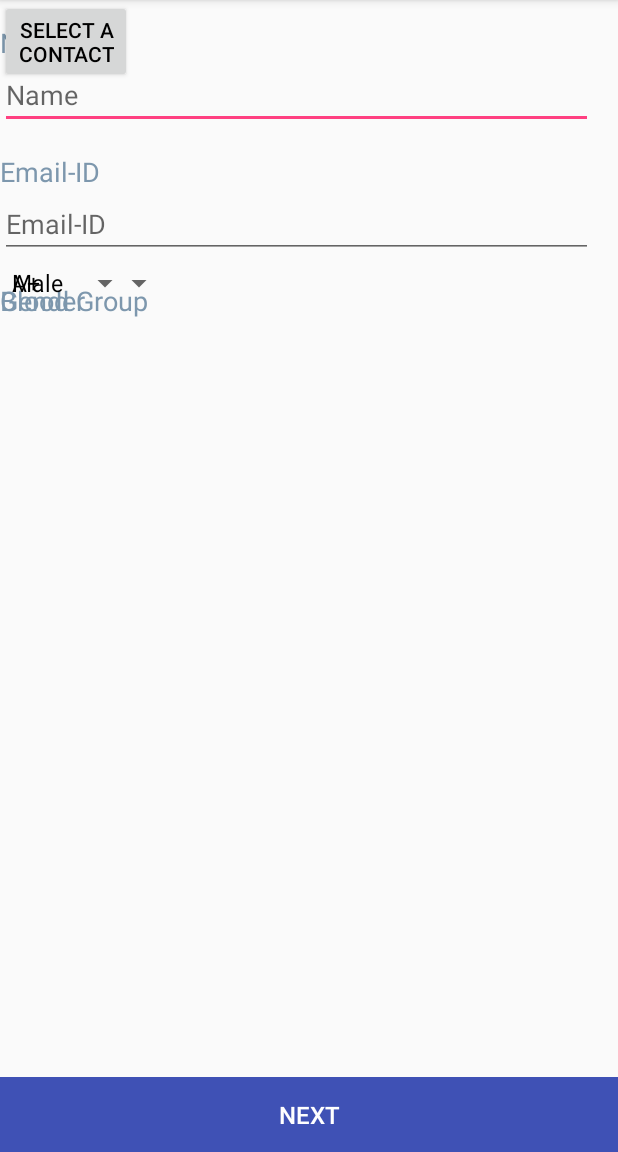
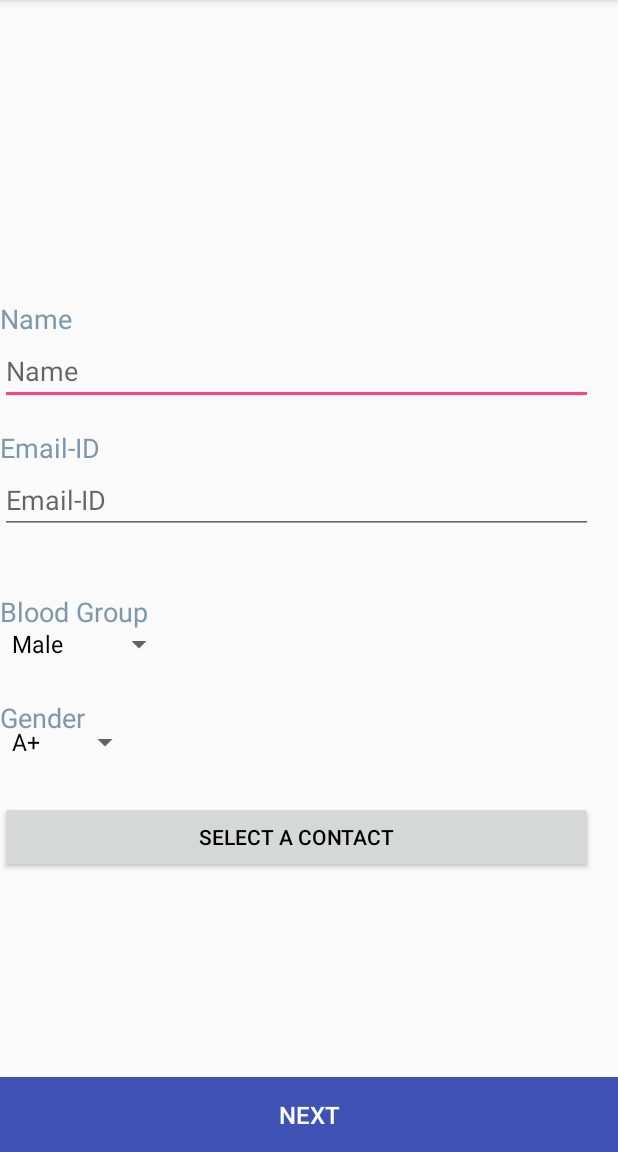
Before and after one commit to AyushKshitij45/TheHealthApp2, an Android app: the SignUpActivity screen opened directly, with no data from a screen before it, after a tap on "SELECT A CONTACT", on a phone screen of 412 x 824 dp, the part 84-1236 px from its top. Run offline under Robolectric (Android 15) with nearby library versions, the phone set to English and light mode, and no system bars.

Commit message:
new changes

```diff
--- a/app/build.gradle
+++ b/app/build.gradle
@@ -38,4 +38,5 @@ dependencies {
     compile 'com.facebook.android:account-kit-sdk:4.+'
     compile 'com.google.android.gms:play-services-location:11.0.1'
     testCompile 'junit:junit:4.12'
+
 }
--- a/app/src/main/java/com/example/admin/thehealthapp/EmergencyActActivity.java
+++ b/app/src/main/java/com/example/admin/thehealthapp/EmergencyActActivity.java
@@ -27,11 +27,10 @@ import java.util.ArrayList;
 
 public class EmergencyActActivity extends AppCompatActivity implements LocationListener {
 
-    final String TAG = "GPS";
     private final static int ALL_PERMISSIONS_RESULT = 101;
     private static final long MIN_DISTANCE_CHANGE_FOR_UPDATES = 10;
     private static final long MIN_TIME_BW_UPDATES = 1000 * 60 * 1;
-
+    final String TAG = "GPS";
     LocationManager locationManager;
     Location loc;
     ArrayList<String> permissions = new ArrayList<>();
@@ -45,6 +44,30 @@ public class EmergencyActActivity extends AppCompatActivity implements LocationL
     protected void onCreate(Bundle savedInstanceState) {
         super.onCreate(savedInstanceState);
         setContentView(R.layout.activity_emergengyact);
+
+
+        FrameLayout stranger = (FrameLayout) (findViewById(R.id.stranger));
+        stranger.setOnClickListener(new View.OnClickListener() {
+            @Override
+            public void onClick(View view) {
+
+                Intent intent = new Intent(EmergencyActActivity.this, EmargencyResponseActivity.class);
+                startActivity(intent);
+            }
+        });
+
+        FrameLayout self = (FrameLayout) (findViewById(R.id.self));
+
+        self.setOnClickListener(new View.OnClickListener() {
+            @Override
+            public void onClick(View view) {
+
+                sendSMSMessage();
+
+
+            }
+        });
+
 
         locationManager = (LocationManager) getSystemService(Service.LOCATION_SERVICE);
         isGPS = locationManager.isProviderEnabled(LocationManager.GPS_PROVIDER);
@@ -74,26 +97,6 @@ public class EmergencyActActivity extends AppCompatActivity implements LocationL
             getLocation();
         }
 
-        stranger.setOnClickListener(new View.OnClickListener() {
-            @Override
-            public void onClick(View view) {
-
-                Intent intent = new Intent(EmergencyActActivity.this, EmargencyResponseActivity.class);
-                startActivity(intent);
-            }
-        });
-
-        FrameLayout self = (FrameLayout) (findViewById(R.id.self));
-
-        self.setOnClickListener(new View.OnClickListener() {
-            @Override
-            public void onClick(View view) {
-
-                sendSMSMessage();
-
-
-            }
-        });
 
     }
 
@@ -278,7 +281,7 @@ public class EmergencyActActivity extends AppCompatActivity implements LocationL
     }
 
 
-    FrameLayout stranger = (FrameLayout) (findViewById(R.id.stranger));
+
 
 
 
@@ -288,7 +291,7 @@ public class EmergencyActActivity extends AppCompatActivity implements LocationL
         Intent intent= new Intent(EmergencyActActivity.this,EmargencyResponseActivity.class);
 
 
-        String phone = "9807289769";
+        String phone = getIntent().getStringExtra("number");
         Uri uri=Uri.parse("Hey, I am in trouble at http://maps.google.com/?q="+Double.toString(loc.getLatitude())+","+Double.toString(loc.getLongitude()));
         SmsManager smsManager = SmsManager.getDefault();
         smsManager.sendTextMessage(phone, null, uri.toString(), null, null);
--- a/app/src/main/java/com/example/admin/thehealthapp/Main2Activity.java
+++ b/app/src/main/java/com/example/admin/thehealthapp/Main2Activity.java
@@ -30,6 +30,7 @@ import android.widget.TextView;
 
 public class Main2Activity extends AppCompatActivity implements NavigationView.OnNavigationItemSelectedListener {
     private static final int SELECT_PHOTO = 100;
+    long last_click = 0;
 
     @Override
     protected void onCreate(Bundle savedInstanceState) {
@@ -93,6 +94,7 @@ public class Main2Activity extends AppCompatActivity implements NavigationView.O
                 accountIntent.putExtra("email",getIntent().getStringExtra("email"));
                 accountIntent.putExtra("blood",getIntent().getStringExtra("blood"));
                 accountIntent.putExtra("sex",getIntent().getStringExtra("sex"));
+                accountIntent.putExtra("number", getIntent().getStringExtra("number"));
                 startActivity(accountIntent);
             }
         });
@@ -215,8 +217,6 @@ public class Main2Activity extends AppCompatActivity implements NavigationView.O
 
     }
 
-    long last_click = 0;
-
     @Override
     public boolean dispatchKeyEvent(KeyEvent event) {
         if (event.getKeyCode() == KeyEvent.KEYCODE_POWER) {
--- a/app/src/main/java/com/example/admin/thehealthapp/SignUpActivity.java
+++ b/app/src/main/java/com/example/admin/thehealthapp/SignUpActivity.java
@@ -1,10 +1,13 @@
 package com.example.admin.thehealthapp;
 
+import android.Manifest;
 import android.content.Intent;
+import android.content.pm.PackageManager;
 import android.database.Cursor;
 import android.net.Uri;
 import android.os.Bundle;
 import android.provider.ContactsContract;
+import android.support.v4.app.ActivityCompat;
 import android.support.v7.app.AppCompatActivity;
 import android.util.Log;
 import android.view.View;
@@ -15,15 +18,14 @@ import android.widget.Spinner;
 
 public class SignUpActivity extends AppCompatActivity {
 
+    private static final String TAG = SignUpActivity.class.getSimpleName();
+    private static final int REQUEST_CODE_PICK_CONTACTS = 4;
+    public String contactID;     // contacts unique ID
     EditText username;
     EditText email;
 Spinner dropdown;
     Spinner sex;
-    private static final String TAG = SignUpActivity.class.getSimpleName();
-    private static final int REQUEST_CODE_PICK_CONTACTS = 4;
     private Uri uriContact;
-    public String contactID;     // contacts unique ID
-
 
     @Override
     protected void onCreate(Bundle savedInstanceState) {
@@ -58,7 +60,11 @@ Spinner dropdown;
 
 
         public void onClickSelectContact(View btnSelectContact) {
-
+            if (ActivityCompat.checkSelfPermission(SignUpActivity.this,
+                    Manifest.permission.READ_CONTACTS) != PackageManager.PERMISSION_GRANTED) {
+                ActivityCompat.requestPermissions(SignUpActivity.this, new String[]{Manifest.permission.READ_CONTACTS}, 1);
+                return;
+            }
             // using native contacts selection
             // Intent.ACTION_PICK = Pick an item from the data, returning what was selected.
             startActivityForResult(new Intent(Intent.ACTION_PICK, ContactsContract.Contacts.CONTENT_URI), REQUEST_CODE_PICK_CONTACTS);
@@ -148,7 +154,7 @@ Spinner dropdown;
                     intent.putExtra("email", email.getText().toString());
                     intent.putExtra("blood", dropdown.getSelectedItem().toString());
                     intent.putExtra("sex", sex.getSelectedItem().toString());
-
+                    intent.putExtra("number", contactID);
 
                     startActivity(intent);
                 }
--- a/app/src/main/res/layout/activity_sign_up.xml
+++ b/app/src/main/res/layout/activity_sign_up.xml
@@ -10,8 +10,8 @@
         android:id="@+id/nameHead"
         android:layout_width="395dp"
         android:layout_height="wrap_content"
+        android:paddingTop="16dp"
         android:text="Name"
-        android:paddingTop="16dp"
         android:textColor="@color/accountLabel"
         android:textSize="18dp"
         app:layout_constraintBottom_toTopOf="@+id/username"
@@ -21,9 +21,9 @@
         android:id="@+id/username"
         android:layout_width="395dp"
         android:layout_height="wrap_content"
-        tools:layout_editor_absoluteX="8dp"
         android:hint="Name"
-        app:layout_constraintBottom_toTopOf="@+id/mailHead"/>
+        app:layout_constraintBottom_toTopOf="@+id/mailHead"
+        tools:layout_editor_absoluteX="8dp" />
 
     <Button
         android:id="@+id/next"
@@ -36,16 +36,16 @@
         android:textColor="@android:color/white"
         android:textSize="16sp"
         app:layout_constraintBottom_toBottomOf="parent"
+        app:layout_constraintHorizontal_bias="0.0"
         app:layout_constraintLeft_toLeftOf="parent"
-        app:layout_constraintRight_toRightOf="parent"
-        app:layout_constraintHorizontal_bias="0.0" />
+        app:layout_constraintRight_toRightOf="parent" />
 
     <TextView
         android:id="@+id/mailHead"
         android:layout_width="395dp"
         android:layout_height="wrap_content"
+        android:paddingTop="16dp"
         android:text="Email-ID"
-        android:paddingTop="16dp"
         android:textColor="@color/accountLabel"
         android:textSize="18dp"
         app:layout_constraintBottom_toTopOf="@+id/email"
@@ -55,29 +55,32 @@
         android:id="@+id/email"
         android:layout_width="395dp"
         android:layout_height="wrap_content"
+        android:layout_marginBottom="23dp"
+        android:ems="10"
         android:hint="Email-ID"
-        android:ems="10"
         android:inputType="textEmailAddress"
-        tools:layout_editor_absoluteX="8dp"
-        app:layout_constraintBottom_toTopOf="@+id/bloodHead" />
+        app:layout_constraintBottom_toTopOf="@+id/bloodHead"
+        tools:layout_editor_absoluteX="8dp" />
 
     <TextView
         android:id="@+id/bloodHead"
         android:layout_width="0dp"
         android:layout_height="wrap_content"
+        android:layout_marginBottom="33dp"
+        android:paddingTop="16dp"
         android:text="Blood Group"
-        android:paddingTop="16dp"
         android:textColor="@color/accountLabel"
         android:textSize="18dp"
-        tools:layout_editor_absoluteX="12dp"
-        app:layout_constraintBottom_toBottomOf="@+id/email"/>
+        app:layout_constraintBottom_toBottomOf="@+id/spinner2"
+        tools:layout_editor_absoluteX="16dp" />
     <Spinner
         android:id="@+id/spinner1"
         android:layout_width="0dp"
         android:layout_height="wrap_content"
+        android:layout_marginBottom="63dp"
         android:spinnerMode="dropdown"
-        app:layout_constraintBottom_toBottomOf="@+id/bloodHead"
-        tools:layout_editor_absoluteX="12dp" />
+        app:layout_constraintBottom_toBottomOf="@+id/button"
+        tools:layout_editor_absoluteX="16dp" />
 
 
 
@@ -85,28 +88,30 @@
         android:id="@+id/textView"
         android:layout_width="0dp"
         android:layout_height="wrap_content"
+        android:layout_marginBottom="28dp"
+        android:paddingTop="16dp"
         android:text="Gender"
-        android:paddingTop="16dp"
         android:textColor="@color/accountLabel"
         android:textSize="18dp"
-        tools:layout_editor_absoluteX="12dp"
-        app:layout_constraintBottom_toBottomOf="@+id/spinner1"/>
+        app:layout_constraintBottom_toBottomOf="@+id/spinner1"
+        tools:layout_editor_absoluteX="16dp" />
     <Spinner
         android:id="@+id/spinner2"
         android:layout_width="0dp"
         android:layout_height="wrap_content"
+        android:layout_marginBottom="37dp"
         android:spinnerMode="dropdown"
         app:layout_constraintBottom_toBottomOf="@+id/textView"
-        tools:layout_editor_absoluteX="12dp"
-        />
+        tools:layout_editor_absoluteX="16dp" />
 
     <Button
         android:id="@+id/button"
-        android:layout_width="88dp"
+        android:layout_width="395dp"
         android:layout_height="wrap_content"
+        android:layout_marginBottom="186dp"
+        android:onClick="onClickSelectContact"
         android:text="Select a Contact"
-        android:onClick="onClickSelectContact"
-        tools:layout_editor_absoluteY="0dp"
+        app:layout_constraintBottom_toBottomOf="@+id/next"
         tools:layout_editor_absoluteX="8dp" />
 
 
--- a/app/src/main/res/values/strings.xml
+++ b/app/src/main/res/values/strings.xml
@@ -21,5 +21,12 @@
     <string name="turn_on_GPS">Turn on GPS</string>
     <string name="permission_denied">GPS permission denied</string>
 
+    <string name="no_location_detected">
+        No location detected. Make sure location is enabled on the device.
+    </string>
 
+    <string name="permission_rationale">Location permission is needed for core functionality</string>
+    <string name="permission_denied_explanation">Permission was denied, but is needed for core
+        functionality.</string>
+    <string name="settings">Settings</string>
 </resources>
```
